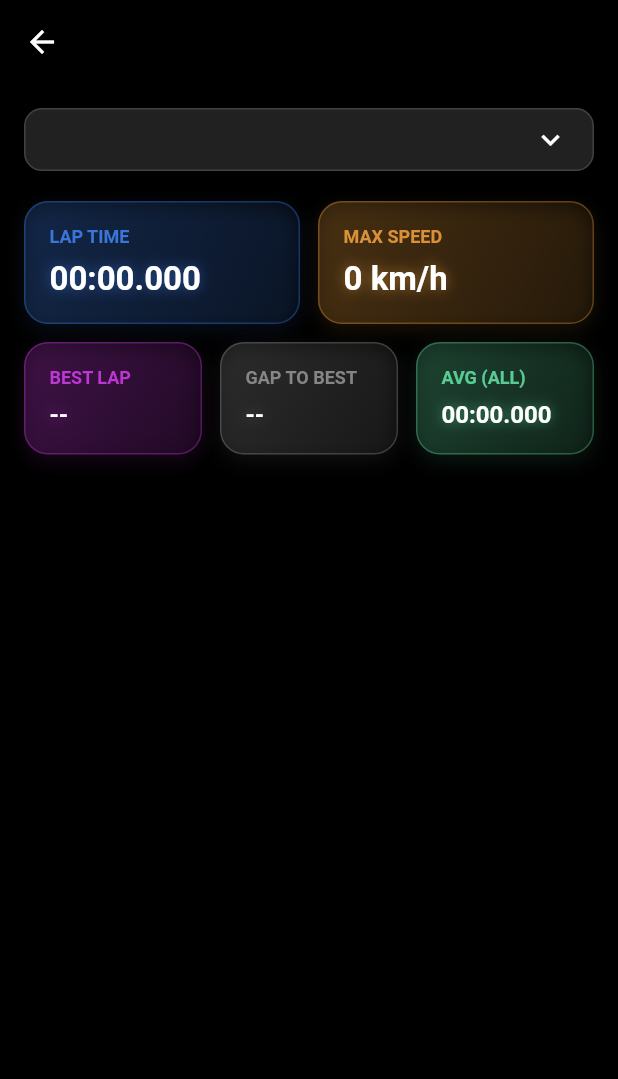
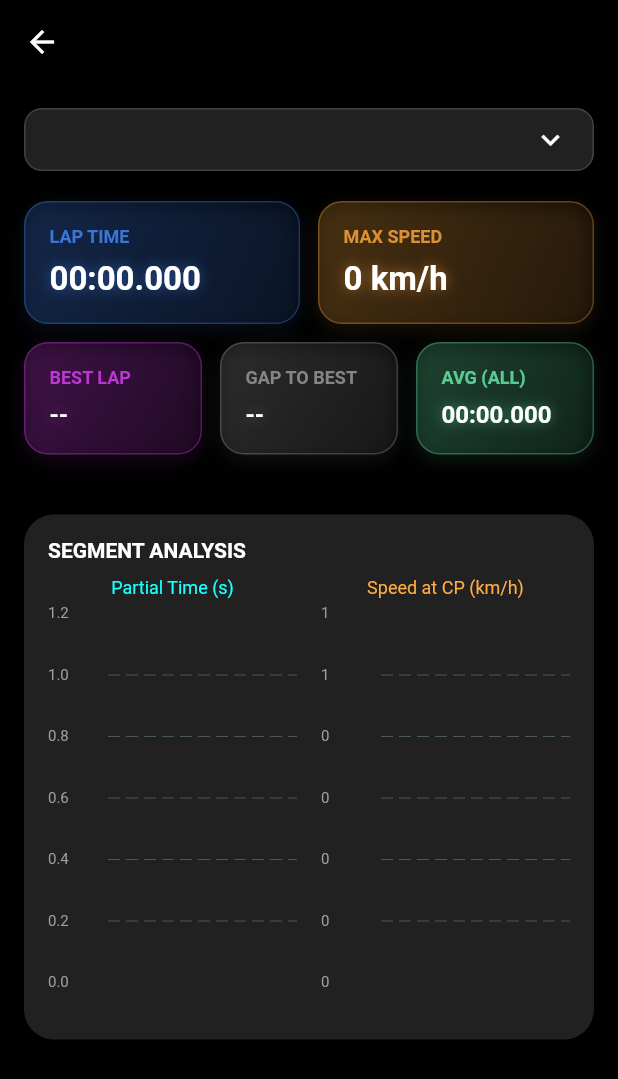
Before and after one commit to tocktecnologia/speed-data, a Flutter app: the PilotRaceStatsScreen screen opened directly with empty values, on a phone screen of 412 x 824 dp. Shown: the top 1079 px of the screen. Run offline on Flutter 3.47's test engine with Material 3 defaults, Android fonts, the phone set to English and light mode, and no system bars; drawn by our look-alikes of fl_chart; our stand-ins replace auto_size_text, cloud_firestore, cloud_functions, firebase_auth, firebase_core, font_awesome_flutter and 13 more; missing offline and left inert: flutter_polyline_points, json_path; accounts and stored records are empty.

Commit message:
dashboard piloot update

```diff
--- a/lib/features/screens/pilot/pilot_race_stats_screen.dart
+++ b/lib/features/screens/pilot/pilot_race_stats_screen.dart
@@ -34,6 +34,8 @@ class _PilotRaceStatsScreenState extends State<PilotRaceStatsScreen> {
   double _maxSpeed = 0.0;
   List<Map<String, dynamic>> _segments = [];
   Offset? _maxSpeedLocation;
+  List<Map<String, dynamic>> _checkpointData =
+      []; // {index, time_diff (s), speed (km/h)}
 
   // Comparison Stats
   double _averageLapTime = 0.0;
@@ -196,90 +198,82 @@ class _PilotRaceStatsScreenState extends State<PilotRaceStatsScreen> {
   }
 
   void _calculateSegments(Map<String, dynamic> lapData) {
-    // User logic:
-    // Segment 1: CP_1 - CP_0 (timestamp diff)
-    // Segment 2: CP_2 - CP_1
-    // ...
-    // Last Segment: CP_0(next) - CP_Last? Or just time from Last CP to Finish?
-    // "Para ultimo trecho , faça o diff entre o penúltimo e o CP_0 do proximo lap."
-    // Actually a Lap starts at CP_0 and ends at CP_0 (next pass).
-    // If we rely on stored Checkpoint timestamps.
-
-    // Assuming 'points' stores checkpoint hits or we have a 'checkpoints' field in Lap.
-    // If 'points' is just raw telemetry, we need to find points close to checkpoints.
-    // However, the prompt says "track drawing... show times of each segment using points field".
-
-    // Let's assume 'points' contains marked checkpoints or we can infer them.
-    // If the prompt implies we have timestamps for CP_0, CP_1...
-    // We look for points where we crossed a checkpoint?
-
-    // Implementation strategy:
-    // 1. Get race checkpoints from _raceData.
-    // 2. Iterate points to find timestamps near checkpoints?
-    //    Or maybe the 'points' list *IS* the list of checkpoints hit + telemetry?
-    //    Given "utilizar o campo points dentro de cada lap", I'll assume points has what we need.
-
-    // Let's look for "isCheckpoint" or similar in points, OR
-    // assume the user logic is simpler:
-    // If points is just telemetry, I can't easily get CP times unless recorded.
-    // BUT, standard "Laps" usually record sector times.
-
-    // I'll try to find timestamps for each checkpoint index.
-    final points = _getPointsList(lapData['points']);
-    // Filter points that might correspond to checkpoints if they have 'checkpoint_index'
-    // If not, I'll just use the points curve to display speed.
-
-    // Since I don't know the exact structure of points (if it has 'checkpoint_index'),
-    // took a look at 'ActiveRaceScreen', passed checkpoints to ingestion.
-    // The ingestion function likely adds identifying info.
-
-    // FALLBACK: segment the *Time* based on equal types if no CP info?
-    // NO, user was specific.
-    // "tempo do trecho 1 , basta fazer o diff entre o timestamp de CP_1 e timestamp de CP_0"
-
-    // I will search for points that map to checkpoints.
-    // Let's assume the points representing checkpoints are stored or flagged.
-    // If not, I can't fulfill this requirement perfectly without seeing data.
-    // But I will write code that attempts to find them.
-
-    // Mocking segment generation if strictly needed info missing, but valid attempt:
-    // We will calculate assuming points are sorted by time.
-
     _segments = [];
+    _checkpointData = [];
     if (_raceData == null || _raceData!['checkpoints'] == null) return;
 
     final raceCheckpoints = _raceData!['checkpoints'] as List<dynamic>;
-    // We need N segments for N checkpoints (if loop).
+    final points = _getPointsList(lapData['points']);
 
-    // Let's try to extract timestamps for CP indices 0 to N.
-    Map<int, int> cpTimestamps = {};
+    // Map to store timestamp and speed for each CP index
+    Map<int, Map<String, dynamic>> cpMap = {};
 
     // Heuristic: Check if points have 'checkpoint_index' or 'cp_index'
     bool hasCpIndex = false;
     for (var p in points) {
-      if (p is Map &&
-          (p.containsKey('cp_index') || p.containsKey('checkpoint_index'))) {
+      if (true) {
         hasCpIndex = true;
-        int idx = p['cp_index'] ?? p['checkpoint_index'];
-        cpTimestamps[idx] = p['timestamp'] ?? 0;
+        int idx = points.indexOf(p);
+        // Use the first occurrence or specific logic?
+        // Usually, we want the valid pass. Assuming points are sorted by time.
+        // We take the existing one or overwrite?
+        // If we have multiple points for same CP (rare in lap data), take first?
+        if (!cpMap.containsKey(idx)) {
+          cpMap[idx] = {
+            'timestamp': p['timestamp'] ?? 0,
+            'speed': (p['speed'] as num?)?.toDouble() ?? 0.0
+          };
+        }
       }
     }
 
-    // If we can't find CP indices, we can't do exact segments as requested.
-    // We will try.
+    if (hasCpIndex) {
+      // Build Segments & Chart Data
+      // We expect check points 0, 1, ... N
+      // Chart Data:
+      // CP 0: TimeDiff 0, Speed(CP0)
+      // CP 1: TimeDiff (CP1-CP0), Speed(CP1)
+      // ...
 
-    if (hasCpIndex) {
       for (int i = 0; i < raceCheckpoints.length; i++) {
-        // Segment from CP_i to CP_{i+1}
-        // Start: CP_i (or CP_0 if i=0)
-        // End: CP_{i+1}
-        // The user says: "trecho 1 = diff CP_1 e CP_0".
-        // So Segment 1 is between CP_0 and CP_1.
-        // Segment 2 is between CP_1 and CP_2.
+        // Get data for CP i
+        final currentCP = cpMap[i];
 
+        // Calculate Time Diff (Partial)
+        // If i=0, diff=0
+        // If i>0, diff = timestamp(i) - timestamp(i-1)
+
+        double timeDiffSec = 0.0;
+        double speedKmh = 0.0;
+        bool hasData = false;
+
+        if (currentCP != null) {
+          hasData = true;
+          speedKmh = (currentCP['speed'] as double) * 3.6; // m/s to km/h
+
+          if (i > 0) {
+            final prevCP = cpMap[i - 1];
+            if (prevCP != null) {
+              final tCur = currentCP['timestamp'] as int;
+              final tPrev = prevCP['timestamp'] as int;
+              timeDiffSec = (tCur - tPrev) / 1000.0;
+            }
+          }
+        }
+
+        if (hasData) {
+          _checkpointData.add({
+            'index': i,
+            'time_diff': timeDiffSec,
+            'speed': speedKmh,
+            'label': 'CP$i'
+          });
+        }
+
+        // Build Segments List for Visualizer (Old Logic +)
         if (i + 1 < raceCheckpoints.length) {
-          int t0 = cpTimestamps[i] ?? 0;
-          int t1 = cpTimestamps[i + 1] ?? 0;
+          int t0 = cpMap[i]?['timestamp'] ?? 0;
+          int t1 = cpMap[i + 1]?['timestamp'] ?? 0;
           if (t0 > 0 && t1 > 0) {
             _segments.add({
               'index': i + 1,
@@ -288,26 +282,12 @@ class _PilotRaceStatsScreenState extends State<PilotRaceStatsScreen> {
             });
           }
         } else {
-          // Last segment
-          // "diff entre penultimo e CP_0 do proximo lap"
-          // Wait, if 3 CPs (0, 1, 2).
-          // Seg 1 (Trecho 1): 1 - 0.
-          // Seg 2 (Trecho 2): 2 - 1.
-          // Final Trecho: Next 0 - 2.
-
-          // In this Lap object, do we have "Next 0"?
-          // Usually Lap ends at "Next 0". The 'timestamp' of the lap end is effectively "Next 0".
-          // Or the last point in 'points'.
-
-          int tLastCW = cpTimestamps[i] ?? 0; // CP_2
-          // Find end of lap time.
-          // The 'finish' time of the lap.
-          // We can approximate with the last point timestamp.
+          // Last segment logic (as before)
+          int tLastCW = cpMap[i]?['timestamp'] ?? 0;
           int tEnd = 0;
           if (points.isNotEmpty) {
             tEnd = points.last['timestamp'];
           }
-
           if (tLastCW > 0 && tEnd > 0) {
             _segments.add({
               'index': i + 1,
@@ -341,6 +321,8 @@ class _PilotRaceStatsScreenState extends State<PilotRaceStatsScreen> {
                   _buildMainStats(),
                   const SizedBox(height: 20),
                   _buildTrackVisualizer(),
+                  const SizedBox(height: 20),
+                  _buildCheckpointStatsChart(),
                   const SizedBox(height: 20),
                   _buildLapTimesChart(),
                 ],
@@ -712,6 +694,211 @@ class _PilotRaceStatsScreenState extends State<PilotRaceStatsScreen> {
       ),
     );
   }
+
+  Widget _buildCheckpointStatsChart() {
+    // if (_checkpointData.isEmpty) return const SizedBox.shrink();
+
+    // Prepare data
+    double maxTime = 0;
+    double maxSpeed = 0;
+
+    for (var d in _checkpointData) {
+      if ((d['time_diff'] as double) > maxTime) maxTime = d['time_diff'];
+      if ((d['speed'] as double) > maxSpeed) maxSpeed = d['speed'];
+    }
+
+    if (maxTime == 0) maxTime = 1;
+    if (maxSpeed == 0) maxSpeed = 1;
+
+    // Expand max to add headroom
+    maxTime *= 1.2;
+    maxSpeed *= 1.2;
+
+    List<BarChartGroupData> timeGroups = [];
+    List<BarChartGroupData> speedGroups = [];
+
+    for (int i = 0; i < _checkpointData.length; i++) {
+      final d = _checkpointData[i];
+      final x = d['index'] as int;
+
+      timeGroups.add(
+        BarChartGroupData(
+          x: x,
+          barRods: [
+            BarChartRodData(
+              toY: (d['time_diff'] as double),
+              color: Colors.cyanAccent,
+              width: 12,
+              borderRadius: BorderRadius.circular(4),
+            ),
+          ],
+        ),
+      );
+
+      speedGroups.add(
+        BarChartGroupData(
+          x: x,
+          barRods: [
+            BarChartRodData(
+              toY: (d['speed'] as double),
+              color: Colors.orangeAccent,
+              width: 12,
+              borderRadius: BorderRadius.circular(4),
+            ),
+          ],
+        ),
+      );
+    }
+
+    return Container(
+      height: 350,
+      padding: const EdgeInsets.all(16),
+      decoration: BoxDecoration(
+        color: Colors.grey[900],
+        borderRadius: BorderRadius.circular(20),
+      ),
+      child: Column(
+        crossAxisAlignment: CrossAxisAlignment.start,
+        children: [
+          const Text("SEGMENT ANALYSIS",
+              style:
+                  TextStyle(color: Colors.white, fontWeight: FontWeight.bold)),
+          const SizedBox(height: 10),
+          Expanded(
+            child: Row(
+              children: [
+                // Time Chart
+                Expanded(
+                  child: Column(
+                    children: [
+                      const Text("Partial Time (s)",
+                          style: TextStyle(
+                              color: Colors.cyanAccent, fontSize: 12)),
+                      const SizedBox(height: 10),
+                      Expanded(
+                        child: BarChart(
+                          BarChartData(
+                            maxY: maxTime,
+                            barGroups: timeGroups,
+                            titlesData: FlTitlesData(
+                              leftTitles: AxisTitles(
+                                sideTitles: SideTitles(
+                                  showTitles: true,
+                                  reservedSize: 40,
+                                  getTitlesWidget: (val, meta) => Text(
+                                    val.toStringAsFixed(1),
+                                    style: const TextStyle(
+                                        color: Colors.grey, fontSize: 10),
+                                  ),
+                                ),
+                              ),
+                              bottomTitles: AxisTitles(
+                                sideTitles: SideTitles(
+                                  showTitles: true,
+                                  getTitlesWidget: (val, meta) => Text(
+                                    "CP${val.toInt()}",
+                                    style: const TextStyle(
+                                        color: Colors.grey, fontSize: 10),
+                                  ),
+                                ),
+                              ),
+                              rightTitles: AxisTitles(
+                                  sideTitles: SideTitles(showTitles: false)),
+                              topTitles: AxisTitles(
+                                  sideTitles: SideTitles(showTitles: false)),
+                            ),
+                            gridData:
+                                FlGridData(show: true, drawVerticalLine: false),
+                            borderData: FlBorderData(show: false),
+                            barTouchData: BarTouchData(
+                              touchTooltipData: BarTouchTooltipData(
+                                getTooltipItem:
+                                    (group, groupIndex, rod, rodIndex) {
+                                  return BarTooltipItem(
+                                    "${rod.toY.toStringAsFixed(2)} s",
+                                    const TextStyle(
+                                        color: Colors.cyanAccent,
+                                        fontWeight: FontWeight.bold),
+                                  );
+                                },
+                              ),
+                            ),
+                          ),
+                        ),
+                      ),
+                    ],
+                  ),
+                ),
+                const SizedBox(width: 16),
+                // Speed Chart
+                Expanded(
+                  child: Column(
+                    children: [
+                      const Text("Speed at CP (km/h)",
+                          style: TextStyle(
+                              color: Colors.orangeAccent, fontSize: 12)),
+                      const SizedBox(height: 10),
+                      Expanded(
+                        child: BarChart(
+                          BarChartData(
+                            maxY: maxSpeed,
+                            barGroups: speedGroups,
+                            titlesData: FlTitlesData(
+                              leftTitles: AxisTitles(
+                                sideTitles: SideTitles(
+                                  showTitles: true,
+                                  reservedSize: 40,
+                                  getTitlesWidget: (val, meta) => Text(
+                                    val.toInt().toString(),
+                                    style: const TextStyle(
+                                        color: Colors.grey, fontSize: 10),
+                                  ),
+                                ),
+                              ),
+                              bottomTitles: AxisTitles(
+                                sideTitles: SideTitles(
+                                  showTitles: true,
+                                  getTitlesWidget: (val, meta) => Text(
+                                    "CP${val.toInt()}",
+                                    style: const TextStyle(
+                                        color: Colors.grey, fontSize: 10),
+                                  ),
+                                ),
+                              ),
+                              rightTitles: AxisTitles(
+                                  sideTitles: SideTitles(showTitles: false)),
+                              topTitles: AxisTitles(
+                                  sideTitles: SideTitles(showTitles: false)),
+                            ),
+                            gridData:
+                                FlGridData(show: true, drawVerticalLine: false),
+                            borderData: FlBorderData(show: false),
+                            barTouchData: BarTouchData(
+                              touchTooltipData: BarTouchTooltipData(
+                                getTooltipItem:
+                                    (group, groupIndex, rod, rodIndex) {
+                                  return BarTooltipItem(
+                                    "${rod.toY.toStringAsFixed(1)} km/h",
+                                    const TextStyle(
+                                        color: Colors.orangeAccent,
+                                        fontWeight: FontWeight.bold),
+                                  );
+                                },
+                              ),
+                            ),
+                          ),
+                        ),
+                      ),
+                    ],
+                  ),
+                ),
+              ],
+            ),
+          ),
+        ],
+      ),
+    );
+  }
 }
 
 class TrackPainter extends CustomPainter {
@@ -761,7 +948,7 @@ class TrackPainter extends CustomPainter {
 
     if (width == 0 || height == 0) return;
 
-    double padding = 40.0;
+    double padding = 10.0;
 
     // Scale to fit respecting aspect ratio
     final double scaleX = (size.width - padding * 2) / width;
@@ -823,52 +1010,8 @@ class TrackPainter extends CustomPainter {
       textPainter.paint(canvas, cp + const Offset(6, -6));
     }
 
-    // Draw Segment Times
-    for (var seg in segments) {
-      int idx = seg['index'] ?? 0;
-      // Segment indices are 1-based in our logic (Trecho 1 is CP0->CP1)
-      // So index 1 corresponds to CP[0] -> CP[1]
-
-      int startIdx = idx - 1;
-      int endIdx = idx;
-
-      // Handle wrap around if needed loop is implied
-      if (startIdx >= 0 && startIdx < transformedCPs.length) {
-        Offset p1 = transformedCPs[startIdx];
-        Offset p2;
-
-        if (endIdx < transformedCPs.length) {
-          p2 = transformedCPs[endIdx];
-        } else if (endIdx == transformedCPs.length) {
-          // Last segment connects to start ?
-          // Or maybe to the last point of track?
-          // Usually CP0 is finish line too if loop.
-          // Assume loop to CP0
-          p2 = transformedCPs[0];
-        } else {
-          continue;
-        }
-
-        // Midpoint
-        Offset mid = Offset((p1.dx + p2.dx) / 2, (p1.dy + p2.dy) / 2);
-
-        // specific styling for segment times
-        final span = TextSpan(
-          text: seg['time'],
-          style: TextStyle(
-            color: const Color.fromARGB(255, 48, 86, 198),
-            fontSize: 12,
-            fontWeight: FontWeight.bold,
-            backgroundColor: Colors.black.withOpacity(0.5),
-          ),
-        );
-
-        textPainter.text = span;
-        textPainter.layout();
-        textPainter.paint(canvas,
-            mid - Offset(textPainter.width / 2, textPainter.height / 2));
-      }
-    }
+    // Draw Segment Times - REMOVED as per user request
+    // for (var seg in segments) { ... }
 
     // Draw Max Speed Marker
     if (maxSpeedLocation != null) {
```
